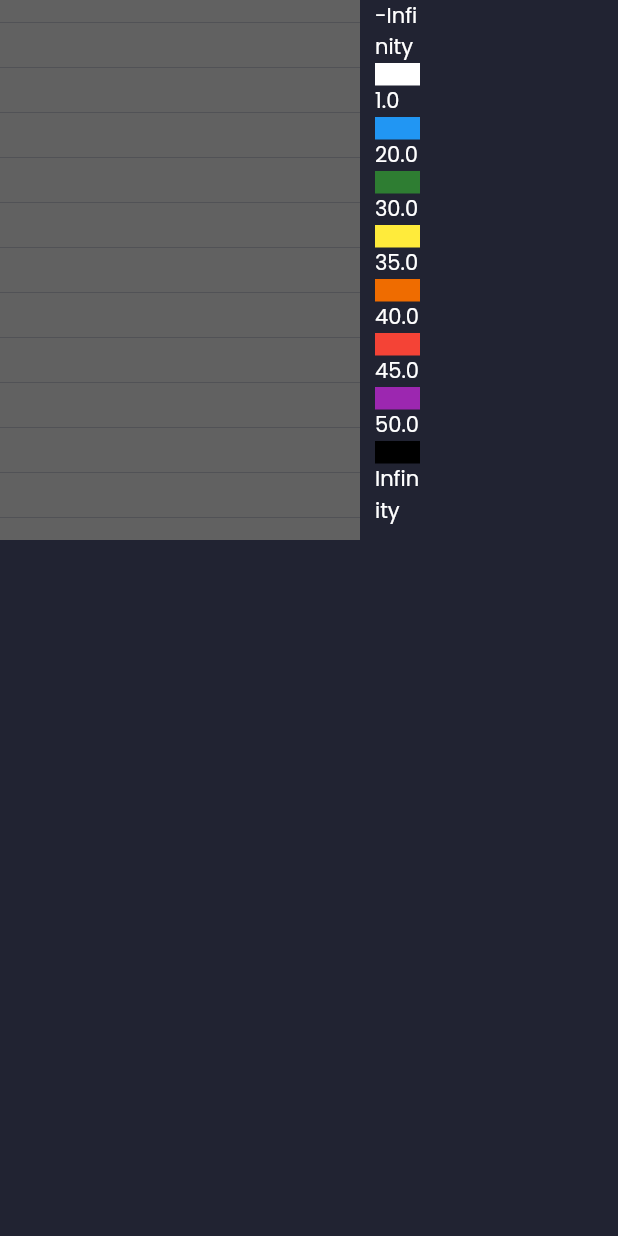
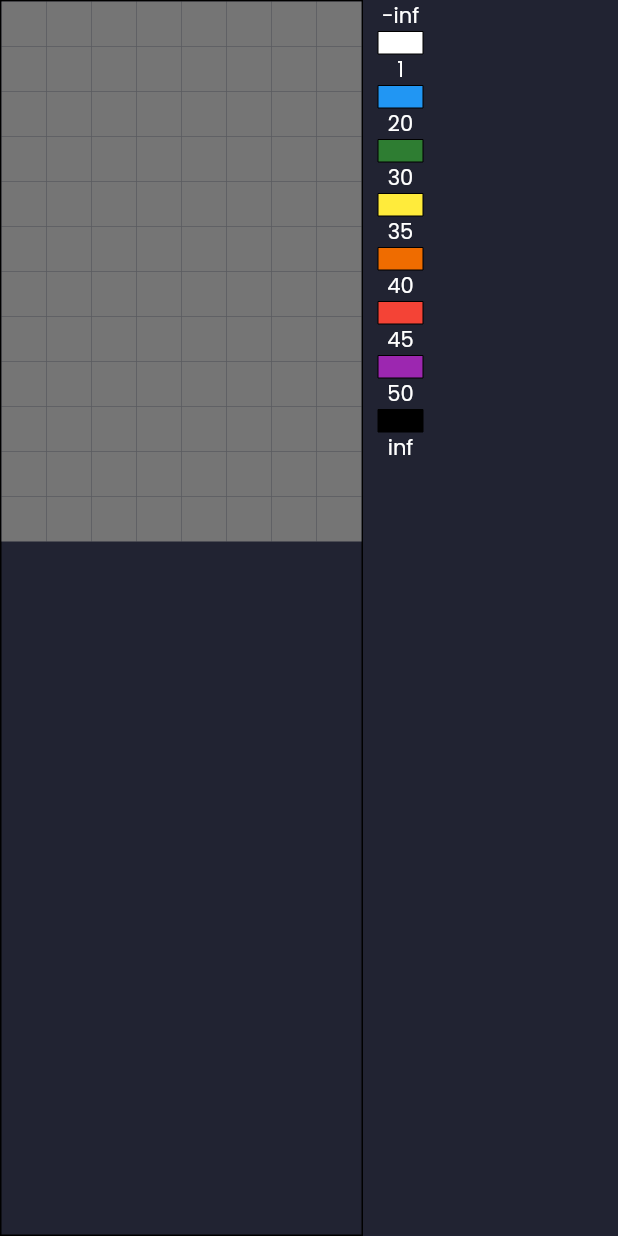
Before and after one commit to davidgmolnar/frt-telemetry, a Flutter app: the HVColorMap widget shown alone on an empty page, opened directly, on a phone screen of 412 x 824 dp. Run offline on Flutter 3.47's test engine with Material 2 defaults, Android fonts, the phone set to English and light mode, and no system bars; our stand-ins replace fluttericon, google_fonts, syncfusion_flutter_charts, universal_io; statements that could not run were skipped.

```diff
--- a/flutter_telemetry/lib/indicators/hvcell_indicator.dart
+++ b/flutter_telemetry/lib/indicators/hvcell_indicator.dart
@@ -167,7 +167,7 @@ class HVTempColorItem extends StatefulWidget{
 
 class HVTempColorItemState extends State<HVTempColorItem>{
   double temp = -1;
-  Color displayedColor = Colors.grey.shade700;
+  Color displayedColor = Colors.grey.shade600;
   late Timer timer;
 
   @override
@@ -240,23 +240,23 @@ class HVColorMapLegend extends StatelessWidget{
   Widget build(BuildContext context) {
     return Column(
       children: [
-        SizedBox(width: 30, child: Text(tempBrakepoints[0].toString()),),
-        Container(width: 30, height: 15, color: tempColorBank[0]),
-        SizedBox(width: 30, child: Text(tempBrakepoints[1].toString()),),
-        Container(width: 30, height: 15, color: tempColorBank[1]),
-        SizedBox(width: 30, child: Text(tempBrakepoints[2].toString()),),
-        Container(width: 30, height: 15, color: tempColorBank[2]),
-        SizedBox(width: 30, child: Text(tempBrakepoints[3].toString()),),
-        Container(width: 30, height: 15, color: tempColorBank[3]),
-        SizedBox(width: 30, child: Text(tempBrakepoints[4].toString()),),
-        Container(width: 30, height: 15, color: tempColorBank[4]),
-        SizedBox(width: 30, child: Text(tempBrakepoints[5].toString()),),
-        Container(width: 30, height: 15, color: tempColorBank[5]),
-        SizedBox(width: 30, child: Text(tempBrakepoints[6].toString()),),
-        Container(width: 30, height: 15, color: tempColorBank[6]),
-        SizedBox(width: 30, child: Text(tempBrakepoints[7].toString()),),
-        Container(width: 30, height: 15, color: tempColorBank[7]),
-        SizedBox(width: 30, child: Text(tempBrakepoints[8].toString()),),
+        const Text("-inf"),
+        Container(width: 30, height: 15, decoration: BoxDecoration(border: Border.all(width: 0), color: tempColorBank[0]),),
+        Text(tempBrakepoints[1].toInt().toString()),
+        Container(width: 30, height: 15, decoration: BoxDecoration(border: Border.all(width: 0), color: tempColorBank[1]),),
+        Text(tempBrakepoints[2].toInt().toString()),
+        Container(width: 30, height: 15, decoration: BoxDecoration(border: Border.all(width: 0), color: tempColorBank[2]),),
+        Text(tempBrakepoints[3].toInt().toString()),
+        Container(width: 30, height: 15, decoration: BoxDecoration(border: Border.all(width: 0), color: tempColorBank[3]),),
+        Text(tempBrakepoints[4].toInt().toString()),
+        Container(width: 30, height: 15, decoration: BoxDecoration(border: Border.all(width: 0), color: tempColorBank[4]),),
+        Text(tempBrakepoints[5].toInt().toString()),
+        Container(width: 30, height: 15, decoration: BoxDecoration(border: Border.all(width: 0), color: tempColorBank[5]),),
+        Text(tempBrakepoints[6].toInt().toString()),
+        Container(width: 30, height: 15, decoration: BoxDecoration(border: Border.all(width: 0), color: tempColorBank[6]),),
+        Text(tempBrakepoints[7].toInt().toString()),
+        Container(width: 30, height: 15, decoration: BoxDecoration(border: Border.all(width: 0), color: tempColorBank[7]),),
+        const Text("inf"),
       ],
     );
   }
@@ -294,8 +294,10 @@ class HVColorMap extends StatelessWidget{
 
   @override
   Widget build(BuildContext context) {
-    return Container(
-      decoration: textColor == textColorBright ? BoxDecoration(border: Border.all(width: 2)): null,
+    return Row(
+      children: [
+        Container(
+          decoration: BoxDecoration(border: Border.all(width: 1)),
           child: Row(
             children: const [
               HVCellColumn(measIds: [78,84,84,90,91,97,97,103,104,110,110,106,117,123,123,129,130,136,136,142,143,149,149,155], type: ColumnType.colormap),
@@ -306,10 +308,12 @@ class HVColorMap extends StatelessWidget{
               HVCellColumn(measIds: [75,73,69,67,62,60,56,54,49,47,43,41,36,34,30,28,23,21,17,15,10,8,4,2], type: ColumnType.colormap),
               HVCellColumn(measIds: [76,72,70,66,63,59,57,53,50,46,44,40,37,33,31,27,24,20,18,14,11,7,5,1], type: ColumnType.colormap),
               HVCellColumn(measIds: [77,71,71,65,64,58,58,52,51,45,45,39,38,32,32,26,25,19,19,13,12,6,6,0], type: ColumnType.colormap),
-          SizedBox(width: 10,),
-          HVColorMapLegend()
             ],
           ),
+        ),
+        const SizedBox(width: 10,),
+        const HVColorMapLegend()
+      ],
     );
   }
 }
--- a/flutter_telemetry/lib/indicators/indicators.dart
+++ b/flutter_telemetry/lib/indicators/indicators.dart
@@ -14,6 +14,7 @@ export 'string_indicator.dart';
 export 'compound_indicator.dart'; // Deprecated with virtual signals
 export 'amk_status_indicator.dart';
 export 'hvcell_indicator.dart';
+export 'lap_display.dart';
 export 'decoders.dart';
 
 class Titlebar extends StatelessWidget{
--- a/flutter_telemetry/lib/screens/main_screen.dart
+++ b/flutter_telemetry/lib/screens/main_screen.dart
@@ -182,8 +182,8 @@ class MainScreenState extends State<MainScreen>{
                       bigShortcutLabels: [],
                       smallLayoutBreakpoints: [],
                       bigLayoutBreakpoints: [],
-                      smallLayout: [],
-                      bigLayout: [],
+                      smallLayout: lapSmall,
+                      bigLayout: lapBig,
                       widthThreshold: 1220);
                   }
                   default: {
--- a/flutter_telemetry/lib/tabs/tabs.dart
+++ b/flutter_telemetry/lib/tabs/tabs.dart
@@ -13,6 +13,7 @@ export 'errors.dart';
 export 'hvaccu.dart';
 export 'as.dart';
 export 'dynamics.dart';
+export 'lap.dart';
 
 class TabLayout{ // TODO ebből épüljön fel a tab
   const TabLayout(this.shortcutLabels, this.layoutBreakpoints, this.layout);
```
Also changed, not shown: flutter_telemetry/lib/data.dart (+9 -2 lines), flutter_telemetry/lib/globals.dart (+20 -0 lines), flutter_telemetry/lib/indicators/lap_display.dart (added, +194 -0 lines), flutter_telemetry/lib/tabs/lap.dart (added, +10 -0 lines). Lines whose indentation alone changed are shown as unchanged.
